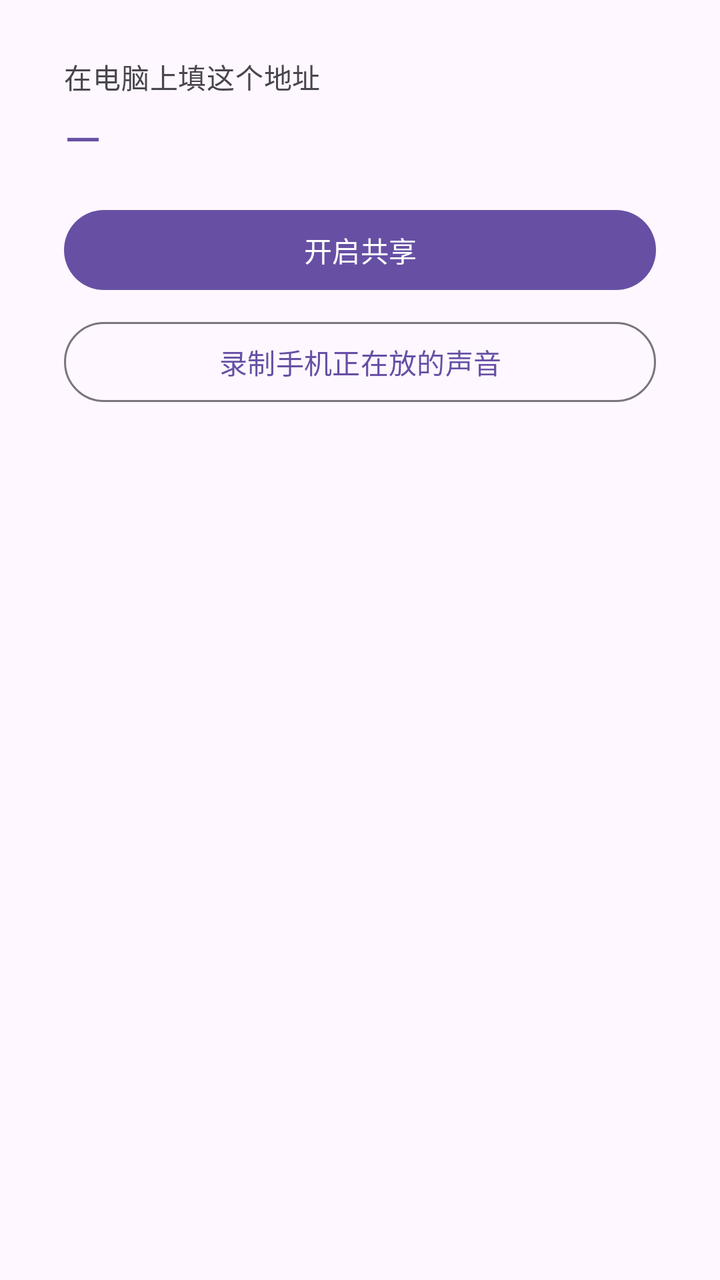
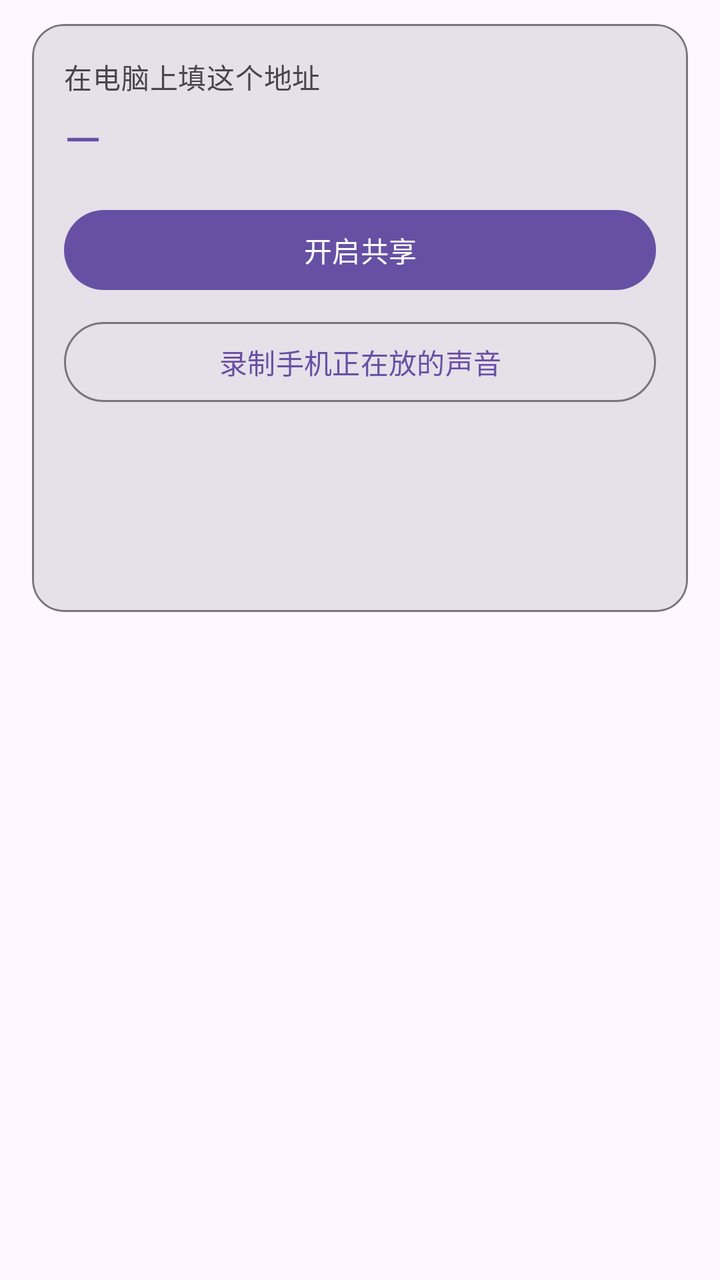

Screens rendered from an Android XML layout before and after an edit, with the pre-edit source and the edit as a unified diff.
<!-- AndroidManifest.xml: application theme Theme.AudioStream -->
<!-- res/layout/fragment_share.xml -->
<?xml version="1.0" encoding="utf-8"?>
<androidx.core.widget.NestedScrollView xmlns:android="http://schemas.android.com/apk/res/android"
    xmlns:app="http://schemas.android.com/apk/res-auto"
    android:layout_width="match_parent"
    android:layout_height="match_parent"
    android:clipToPadding="false"
    android:paddingBottom="@dimen/screen_margin">

    <LinearLayout
        android:layout_width="match_parent"
        android:layout_height="wrap_content"
        android:orientation="vertical"
        android:paddingStart="@dimen/screen_margin"
        android:paddingEnd="@dimen/screen_margin">

        <com.google.android.material.card.MaterialCardView
            android:layout_width="match_parent"
            android:layout_height="wrap_content"
            android:layout_marginTop="@dimen/card_gap"
            app:cardCornerRadius="@dimen/card_radius"
            app:cardElevation="0dp"
            app:strokeWidth="0dp">

            <LinearLayout
                android:layout_width="match_parent"
                android:layout_height="wrap_content"
                android:orientation="vertical"
                android:padding="@dimen/card_padding">

                <TextView
                    android:id="@+id/shareAddressLabel"
                    android:layout_width="match_parent"
                    android:layout_height="wrap_content"
                    android:text="在电脑上填这个地址"
                    android:textAppearance="?attr/textAppearanceBodyMedium"
                    android:textColor="?attr/colorOnSurfaceVariant" />

                <TextView
                    android:id="@+id/localAddressText"
                    android:layout_width="match_parent"
                    android:layout_height="wrap_content"
                    android:layout_marginTop="@dimen/gap_tiny"
                    android:text="—"
                    android:textAppearance="?attr/textAppearanceHeadlineSmall"
                    android:textColor="?attr/colorPrimary"
                    android:textIsSelectable="true" />

                <com.google.android.material.button.MaterialButton
                    android:id="@+id/sourceButton"
                    android:layout_width="match_parent"
                    android:layout_height="wrap_content"
                    android:layout_marginTop="@dimen/card_padding"
                    android:text="开启共享" />

                <com.google.android.material.button.MaterialButton
                    android:id="@+id/captureButton"
                    style="@style/Widget.Material3.Button.OutlinedButton"
                    android:layout_width="match_parent"
                    android:layout_height="wrap_content"
                    android:layout_marginTop="@dimen/gap_small"
                    android:text="录制手机正在放的声音" />

                <TextView
                    android:id="@+id/sourceStatusText"
                    android:layout_width="match_parent"
                    android:layout_height="wrap_content"
                    android:layout_marginTop="@dimen/card_gap"
                    android:textAppearance="?attr/textAppearanceBodyMedium"
                    android:textColor="?attr/colorOnSurfaceVariant" />

                <TextView
                    android:id="@+id/captureStatusText"
                    android:layout_width="match_parent"
                    android:layout_height="wrap_content"
                    android:layout_marginTop="@dimen/gap_tiny"
                    android:textAppearance="?attr/textAppearanceBodyMedium"
                    android:textColor="?attr/colorOnSurfaceVariant" />

                <TextView
                    android:id="@+id/shareDeviceText"
                    android:layout_width="match_parent"
                    android:layout_height="wrap_content"
                    android:layout_marginTop="@dimen/card_gap"
                    android:textAppearance="?attr/textAppearanceBodyMedium"
                    android:textColor="?attr/colorOnSurfaceVariant" />
            </LinearLayout>
        </com.google.android.material.card.MaterialCardView>
    </LinearLayout>
</androidx.core.widget.NestedScrollView>
<!-- resources referenced by this layout -->
<resources>
  <dimen name="card_gap">12dp</dimen>
  <dimen name="card_padding">16dp</dimen>
  <dimen name="card_radius">16dp</dimen>
  <dimen name="gap_small">8dp</dimen>
  <dimen name="gap_tiny">4dp</dimen>
  <dimen name="screen_margin">16dp</dimen>
  <style name="Theme.AudioStream" parent="Theme.Material3.DayNight.NoActionBar" />
</resources>

<!-- the commit's change to res/layout/fragment_share.xml (unified diff, before → after) -->
@@ -14,12 +14,10 @@
         android:paddingEnd="@dimen/screen_margin">
 
         <com.google.android.material.card.MaterialCardView
+            style="@style/Widget.AudioStream.Card"
             android:layout_width="match_parent"
             android:layout_height="wrap_content"
-            android:layout_marginTop="@dimen/card_gap"
-            app:cardCornerRadius="@dimen/card_radius"
-            app:cardElevation="0dp"
-            app:strokeWidth="0dp">
+            android:layout_marginTop="@dimen/card_gap">
 
             <LinearLayout
                 android:layout_width="match_parent"
<!-- resource entries referenced after the edit -->
@@ -6,6 +6,15 @@
   <dimen name="gap_small">8dp</dimen>
   <dimen name="gap_tiny">4dp</dimen>
   <dimen name="screen_margin">16dp</dimen>
+  <style name="Widget.AudioStream.Card" parent="Widget.Material3.CardView.Elevated">
+          <item name="cardCornerRadius">@dimen/card_radius</item>
+          <item name="cardBackgroundColor">?attr/colorSurfaceContainerHighest</item>
+          <item name="cardElevation">0dp</item>
+          <item name="strokeWidth">1dp</item>
+          <item name="strokeColor">?attr/colorOutline</item>
+          <item name="android:layout_width">match_parent</item>
+          <item name="android:layout_height">wrap_content</item>
+      </style>
   <style name="Theme.AudioStream" parent="Theme.Material3.DayNight.NoActionBar" />
 </resources>
 
